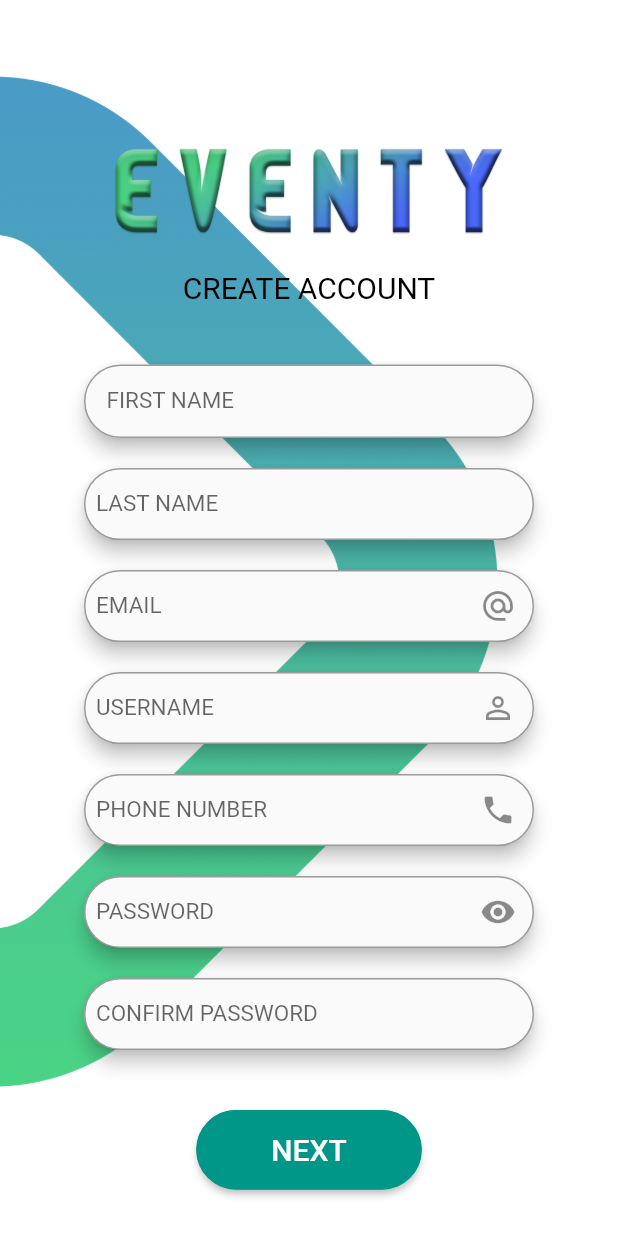
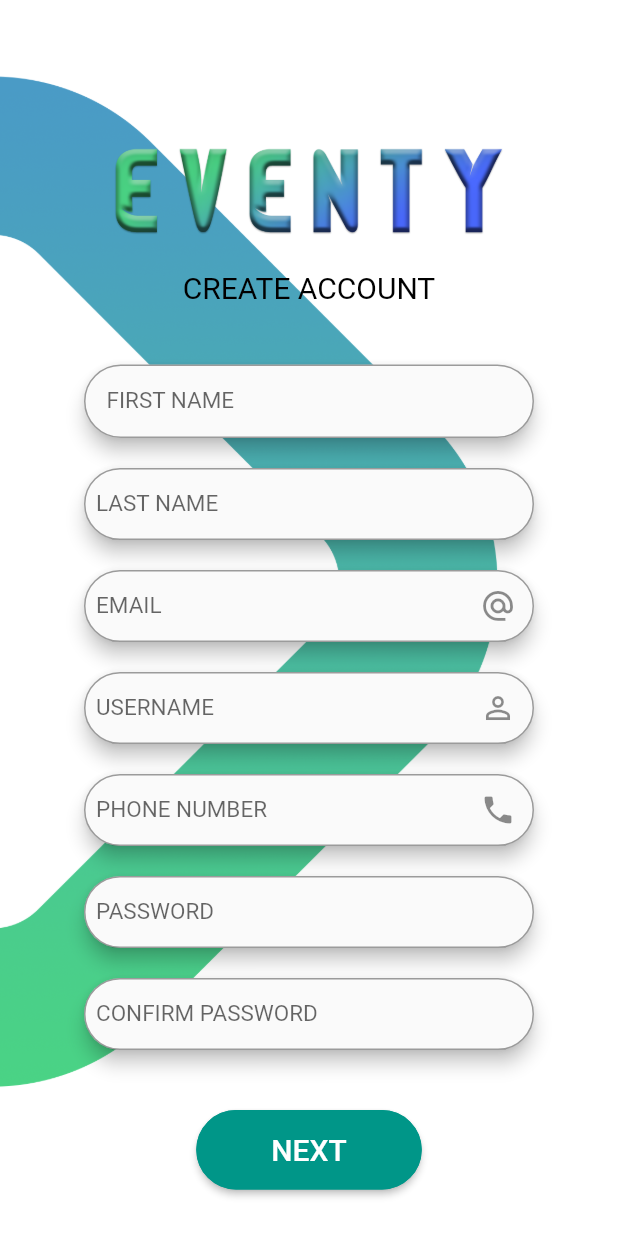
Before and after one commit to mooha9/Eventy_app, a Flutter app: the SignUp screen opened by its route, on a phone screen of 412 x 824 dp. Run offline on Flutter 3.47's test engine with Material 2 defaults, Android fonts, the phone set to English and light mode, and no system bars; our stand-ins replace fancy_bottom_navigation, flutter_spinbox, get; network calls fail.

```diff
--- a/lib/views/pages/drawer/manage_card/manage_card.dart
+++ b/lib/views/pages/drawer/manage_card/manage_card.dart
@@ -116,7 +116,7 @@ class _ManageCardState extends State<ManageCard> {
                                 SizedBox(height: 2,),
                                 Text("  "+snapshot.data[index].name ,style: TextStyle(fontSize: 23, fontWeight: FontWeight.bold),),
                                 SizedBox(height: 7,),
-                                Text("   "+snapshot.data[index].category,style: TextStyle(fontSize: 18, fontWeight: FontWeight.normal),),
+                                Text("   "+snapshot.data[index].userName,style: TextStyle(fontSize: 18, fontWeight: FontWeight.normal),),
                                 SizedBox(height: 5,),
                                 Text("   "+snapshot.data[index].workType,style: TextStyle(fontSize: 15, fontWeight: FontWeight.normal),),
                                 SizedBox(height: 30,),
--- a/lib/views/pages/signup/sign_up.dart
+++ b/lib/views/pages/signup/sign_up.dart
@@ -4,7 +4,8 @@ import 'package:flutter/material.dart';
 
 
 class SignUp extends StatelessWidget {
-
+  final bool passwordVisible = true;
+  final bool passwordVisible2 = true;
   final _controller = SignUpController();
 
   @override
@@ -205,13 +206,13 @@ class SignUp extends StatelessWidget {
                         //for example name
                         hintStyle: TextStyle(fontSize: 15),
 
-                        suffixIcon: IconButton(
-                          icon: Icon(
-                             _controller.isHidden
-                                 ? Icons.visibility_off
-                                 : Icons.visibility
-                          ),
-                          onPressed:  _controller.passwordVisible
+                        // suffixIcon: IconButton(
+                        //   icon: Icon(
+                        //      _controller.isHidden
+                        //          ? Icons.visibility_off
+                        //          : Icons.visibility
+                        //   ),
+                        //   onPressed:  _controller.passwordVisible
 
                       //       setState(() {
                       //         passwordVisible = !passwordVisible;
@@ -220,9 +221,10 @@ class SignUp extends StatelessWidget {
                       //   ),
                       // ),
 
-                    ),),
+                    // ),
+                    ),
                      keyboardType: TextInputType.visiblePassword,
-                      // obscureText: passwordVisible,
+                       obscureText: passwordVisible,
                   ),
                 ),
                 ),
@@ -258,12 +260,11 @@ class SignUp extends StatelessWidget {
                       //       });
                       //     },
                       //   ),
-                      // ),
+                      ),
                       // keyboardType: TextInputType.visiblePassword,
-                      // obscureText: passwordVisible2,
+                      obscureText: passwordVisible2,
                     ),
                   ),
-                ),
                 ),
 
                 SizedBox(
```
Also changed, not shown: lib/controllers/bindings/auth_controller.dart (added, +8 -0 lines), lib/controllers/signin/signin_controller.dart (+15 -0 lines), lib/models/signin/signin_info.dart (added, +9 -0 lines), lib/views/pages/signin/sign_in.dart (+21 -18 lines), fonts/Fryo.ttf (added), fonts/Pacifico.ttf (added), fonts/Poppins-Bold.ttf (added), fonts/Poppins-Medium.ttf (added), fonts/Poppins-Regular.ttf (added).
